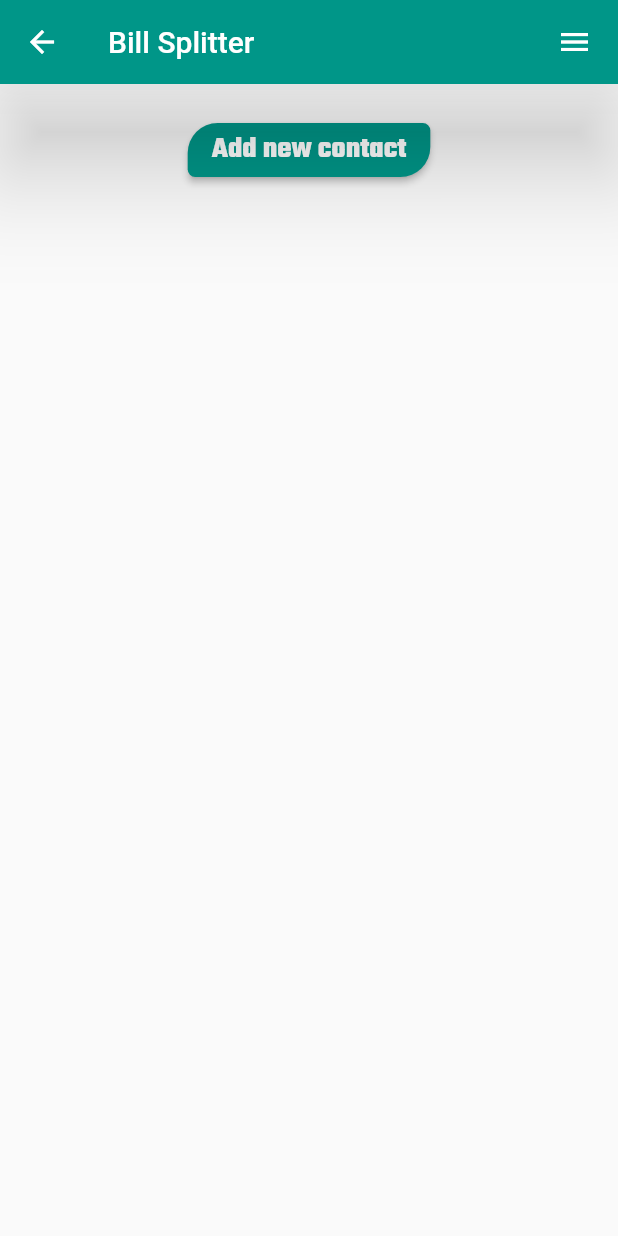
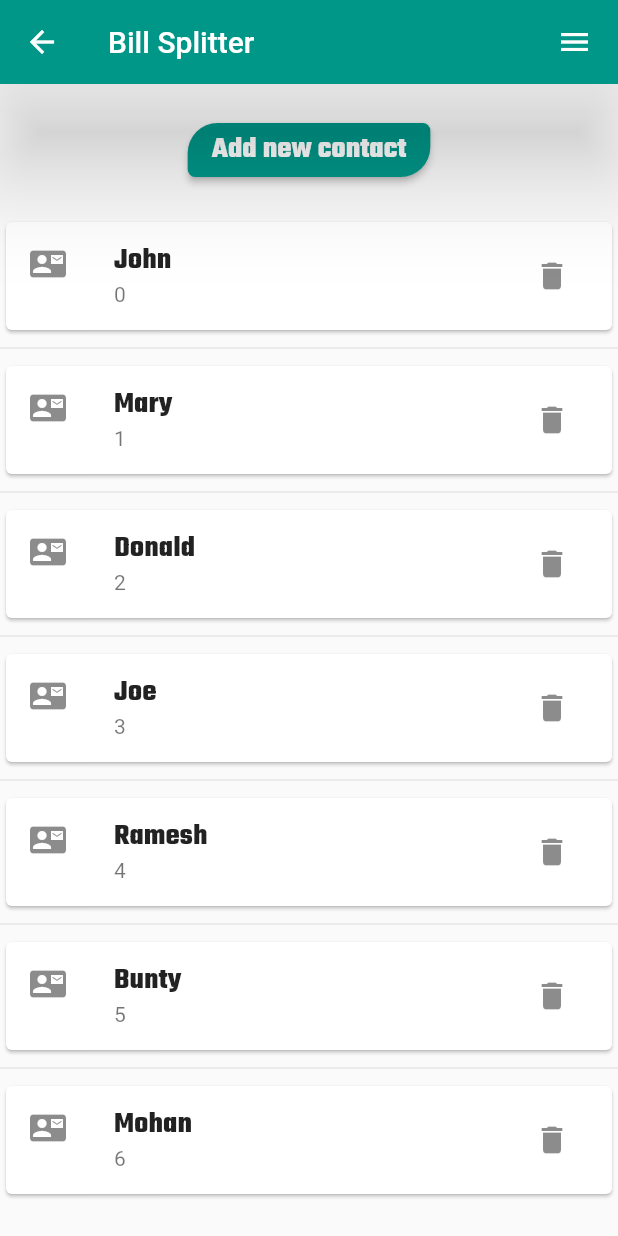
Before and after one commit to misra1702/SplitEz, a Flutter app: the screen it shows after launch, after a tap on "Add new contact", on a phone screen of 412 x 824 dp. Run offline on Flutter 3.47's test engine with Material 2 defaults, Android fonts, the phone set to English and light mode, and no system bars; our stand-ins replace google_fonts.

Commit message:
learnt deleting and inserting items in list view without animations :).

```diff
--- a/lib/main.dart
+++ b/lib/main.dart
@@ -30,6 +30,32 @@ class _MyHomePageState extends State<MyHomePage> {
   @override
   Widget build(BuildContext context) {
     return Scaffold(
+      drawer: Drawer(
+        child: Column(
+          children: [
+            Container(
+              height: MediaQuery.of(context).size.height / 3,
+              width: MediaQuery.of(context).size.width,
+              decoration: BoxDecoration(
+                color: Colors.teal,
+                borderRadius: BorderRadius.only(
+                  bottomLeft: Radius.circular(30),
+                  bottomRight: Radius.circular(30),
+                ),
+              ),
+              alignment: Alignment.center,
+              child: Text(
+                "Drawer",
+                style: TextStyle(
+                  fontSize: 30,
+                  color: Colors.white,
+                  fontWeight: FontWeight.bold,
+                ),
+              ),
+            ),
+          ],
+        ),
+      ),
       appBar: AppBar(
         leading: IconButton(
           icon: Icon(Icons.arrow_back),
@@ -61,6 +87,14 @@ class MyHome extends StatefulWidget {
 }
 
 class _MyHomeState extends State<MyHome> {
+  List<String> contactNames = [
+    "John",
+    "Mary",
+    "Donald",
+    "Joe",
+    "Ramesh",
+    "Bunty",
+  ];
   @override
   Widget build(BuildContext context) {
     return Center(
@@ -75,8 +109,44 @@ class _MyHomeState extends State<MyHome> {
               "Add new contact",
               style: Globals.st,
             ),
-            onPressed: () {},
+            onPressed: () {
+              setState(() {
+                contactNames.add("Mohan");
+              });
+            },
             style: Globals.btnst,
+          ),
+          SizedBox(
+            height: 20,
+          ),
+          Expanded(
+            child: ListView.separated(
+              itemCount: contactNames.length,
+              itemBuilder: (BuildContext context, int index) {
+                return Card(
+                  child: ListTile(
+                    key: UniqueKey(),
+                    title: Text(
+                      "${contactNames[index]}",
+                      style: Globals.st,
+                    ),
+                    leading: Icon(Icons.contact_mail),
+                    subtitle: Text("$index"),
+                    trailing: IconButton(
+                      icon: Icon(Icons.delete),
+                      onPressed: () {
+                        setState(() {
+                          contactNames.removeAt(index);
+                        });
+                      },
+                    ),
+                  ),
+                );
+              },
+              separatorBuilder: (BuildContext context, int index) {
+                return Divider();
+              },
+            ),
           ),
         ],
       ),
```
